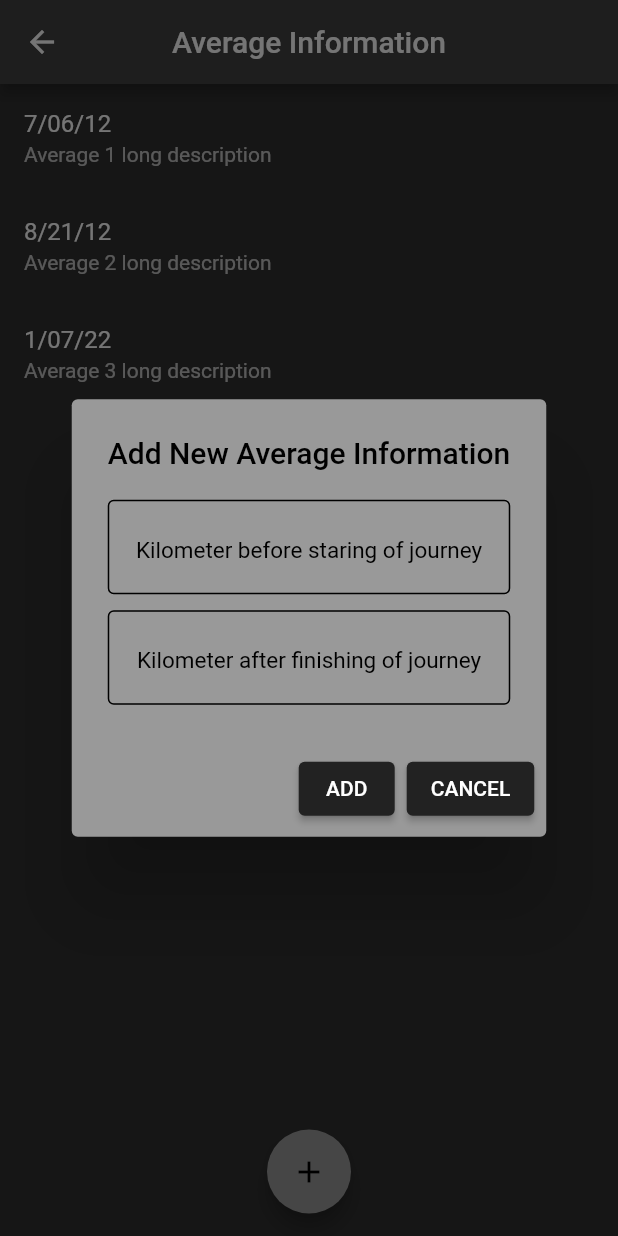
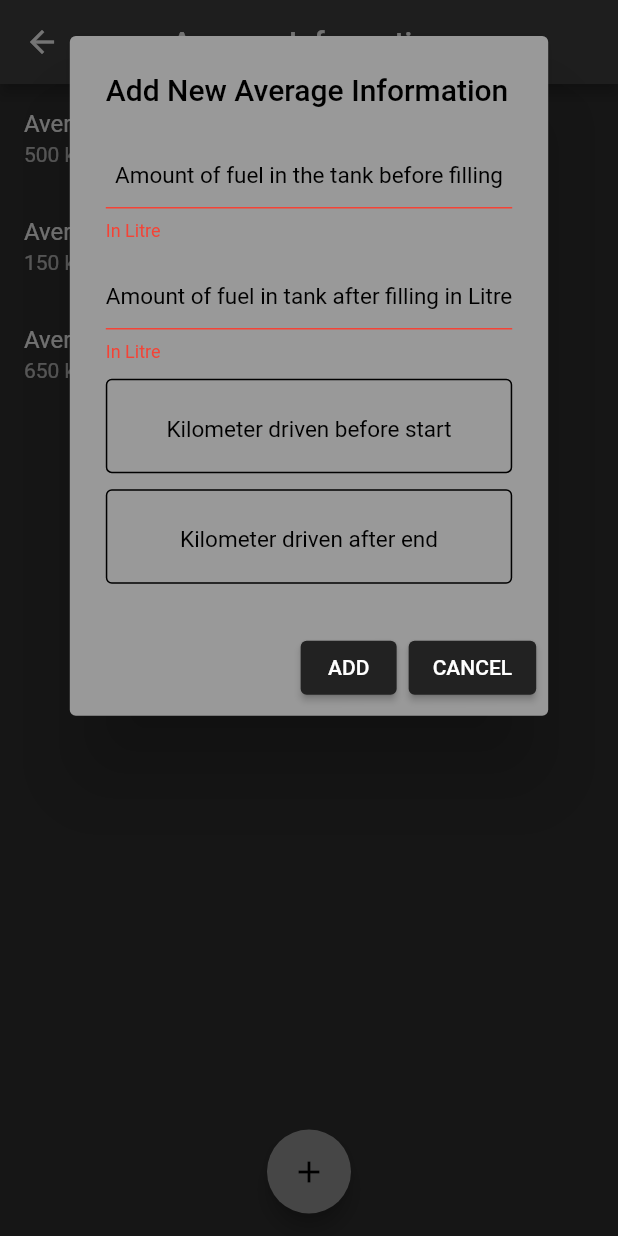
Before and after one commit to Imsurajr/SiteGenius, a Flutter app: the Average screen opened directly, after a tap on the "add" icon, on a phone screen of 412 x 824 dp. Run offline on Flutter 3.47's test engine with Material 2 defaults, Android fonts, the phone set to English and light mode, and no system bars.

Commit message:
Average page finalizing.

```diff
--- a/lib/screens/average.dart
+++ b/lib/screens/average.dart
@@ -1,18 +1,20 @@
 import 'package:flutter/material.dart';
-import 'package:http/http.dart' as http;
+import 'package:intl/intl.dart';
 
 class Average extends StatefulWidget {
-  TextEditingController _addInformationDesc = TextEditingController();
   TextEditingController _startKmController = TextEditingController();
   TextEditingController _finalKmController = TextEditingController();
+  TextEditingController _fuelAtStart = TextEditingController();
+  TextEditingController _fuelAtEnd = TextEditingController();
+
   RegExp digitValidator = RegExp("[0-9]+");
   bool isANumber = true;
 
-  List<String> AI = ['7/06/12', '8/21/12', '1/07/22'];
+  List<String> AI = ['Average during the drive was 40.9', 'Average during the drive was 43.2', 'Average during the drive was 45'];
   List<String> AID = [
-    'Average 1 long description',
-    'Average 2 long description',
-    'Average 3 long description'
+    '500 kms driven on 01/03/2023',
+    '150 kms driven on 03/13/2022',
+    '650 kms driven on 06/27/2022'
   ];
 
   @override
@@ -21,6 +23,16 @@ class Average extends StatefulWidget {
 
 class _AverageState extends State<Average> {
   @override
+
+   int? startKm;
+  int? finalKm;
+  int? kmsDriven;
+  double? fuelAmountAtStart;
+  double? fuelAmountAtEnd;
+  double? finalFuelAmount;
+  double? average;
+  DateTime now = DateTime.now();
+
   Widget build(BuildContext context) {
     return Scaffold(
       appBar: AppBar(
@@ -63,7 +75,8 @@ class _AverageState extends State<Average> {
     return showDialog(
         context: context,
         builder: (BuildContext context) {
-          return AlertDialog(
+          return SingleChildScrollView(
+            child: AlertDialog(
               backgroundColor: Color(0xFF999999),
               title: Text(
                 "Add New Average Information",
@@ -72,6 +85,80 @@ class _AverageState extends State<Average> {
               content: Column(
                 mainAxisSize: MainAxisSize.min,
                 children: [
+                  TextField(
+                    textAlign: TextAlign.center,
+                    controller: widget._fuelAtStart,
+                    onChanged: (input) {
+                      if (input.isEmpty ||
+                          widget.digitValidator.hasMatch(input)) {
+                        widget.isANumber = false;
+                      } else {
+                        widget.isANumber = true;
+                      }
+                    },
+                    decoration: InputDecoration(
+                        hintText: "Amount of fuel in the tank before filling ",
+                        hintStyle: TextStyle(
+                            color: Colors.black,
+                            fontWeight: FontWeight.w400,
+                            fontSize: 15),
+                        errorText:
+                        widget.isANumber ? "In Litre" : "Please enter a number",
+                        errorStyle: TextStyle(color: Colors.red),
+                        focusedErrorBorder: UnderlineInputBorder(
+                            borderSide: BorderSide(color: Colors.red)),
+                        errorBorder: UnderlineInputBorder(
+                            borderSide: BorderSide(color: Colors.red)),
+                        enabledBorder: OutlineInputBorder(
+                            borderSide: BorderSide(color: Colors.black)),
+                        focusedBorder: OutlineInputBorder(
+                            borderSide: BorderSide(color: Colors.black))),
+                    style: TextStyle(
+                      color: Color(0xff222222),
+                      fontSize: 20,
+                      fontWeight: FontWeight.w500,
+                    ),
+                  ),
+                  SizedBox(
+                    height: MediaQuery.of(context).size.height * (0.013),
+                  ),
+                  TextField(
+                    textAlign: TextAlign.center,
+                    controller: widget._fuelAtEnd,
+                    onChanged: (input) {
+                      if (input.isEmpty ||
+                          widget.digitValidator.hasMatch(input)) {
+                        widget.isANumber = false;
+                      } else {
+                        widget.isANumber = true;
+                      }
+                    },
+                    decoration: InputDecoration(
+                        hintText: "Amount of fuel in tank after filling in Litre",
+                        hintStyle: TextStyle(
+                            color: Colors.black,
+                            fontWeight: FontWeight.w400,
+                            fontSize: 15),
+                        errorText:
+                        widget.isANumber ? "In Litre" : "Please enter a valid number",
+                        errorStyle: TextStyle(color: Colors.red),
+                        focusedErrorBorder: UnderlineInputBorder(
+                            borderSide: BorderSide(color: Colors.red)),
+                        errorBorder: UnderlineInputBorder(
+                            borderSide: BorderSide(color: Colors.red)),
+                        enabledBorder: OutlineInputBorder(
+                            borderSide: BorderSide(color: Colors.black)),
+                        focusedBorder: OutlineInputBorder(
+                            borderSide: BorderSide(color: Colors.black))),
+                    style: TextStyle(
+                      color: Color(0xff222222),
+                      fontSize: 20,
+                      fontWeight: FontWeight.w500,
+                    ),
+                  ),
+                  SizedBox(
+                    height: MediaQuery.of(context).size.height * (0.013),
+                  ),
                   TextField(
                     textAlign: TextAlign.center,
                     controller: widget._startKmController,
@@ -84,7 +171,7 @@ class _AverageState extends State<Average> {
                       }
                     },
                     decoration: InputDecoration(
-                      hintText: "Kilometer before staring of journey",
+                        hintText: "Kilometer driven before start",
                         hintStyle: TextStyle(
                             color: Colors.black,
                             fontWeight: FontWeight.w400,
@@ -123,7 +210,7 @@ class _AverageState extends State<Average> {
                       });
                     },
                     decoration: InputDecoration(
-                    hintText: "Kilometer after finishing of journey",
+                      hintText: "Kilometer driven after end",
                       hintStyle: TextStyle(
                           color: Colors.black,
                           fontWeight: FontWeight.w400,
@@ -157,16 +244,19 @@ class _AverageState extends State<Average> {
                   onPressed: () {
                     Navigator.of(context).pop();
 
-                  int startKm = int.tryParse(widget._startKmController.text) ?? 0;
-                  int finalKm = int.tryParse(widget._finalKmController.text) ?? 0;
-                  double fuelAmount = double.tryParse(widget._addInformationDesc.text) ?? 0;
+                     startKm = int.tryParse(widget._startKmController.text) ?? 0;
+                     finalKm = int.tryParse(widget._finalKmController.text) ?? 0;
+                     fuelAmountAtStart = double.tryParse(widget._fuelAtStart.text) ?? 0;
+                    fuelAmountAtEnd = double.tryParse(widget._fuelAtEnd.text) ?? 0;
+                    finalFuelAmount = (fuelAmountAtEnd! - fuelAmountAtStart!);
 
-                  int kmsDriven = finalKm - startKm;
-                  double average = kmsDriven / fuelAmount;
+                     kmsDriven = (finalKm! - startKm!) ;
+                     average = (kmsDriven! / finalFuelAmount!);
+                    String formattedDate = DateFormat('dd/MM/yyyy').format(now);
 
                     setState(() {
-                    widget.AI.add("Average during the drive ${average.toStringAsFixed(2)}"); // add the average to the list
-                    widget.AID.add("$kmsDriven km driven"); // add the kms driven to the subtitle list
+                      widget.AI.add("Average during the drive was ${average?.toStringAsFixed(2)}"); // add the average to the list
+                      widget.AID.add("$kmsDriven kms driven on ${formattedDate}"); // add the kms driven to the subtitle list
                     });
 
                   },
@@ -181,6 +271,7 @@ class _AverageState extends State<Average> {
                   },
                 )
               ],
+            ),
           );
         });
   }
```
Also changed, not shown: lib/components/fuelData.dart (deleted). Lines whose indentation alone changed are shown as unchanged.
